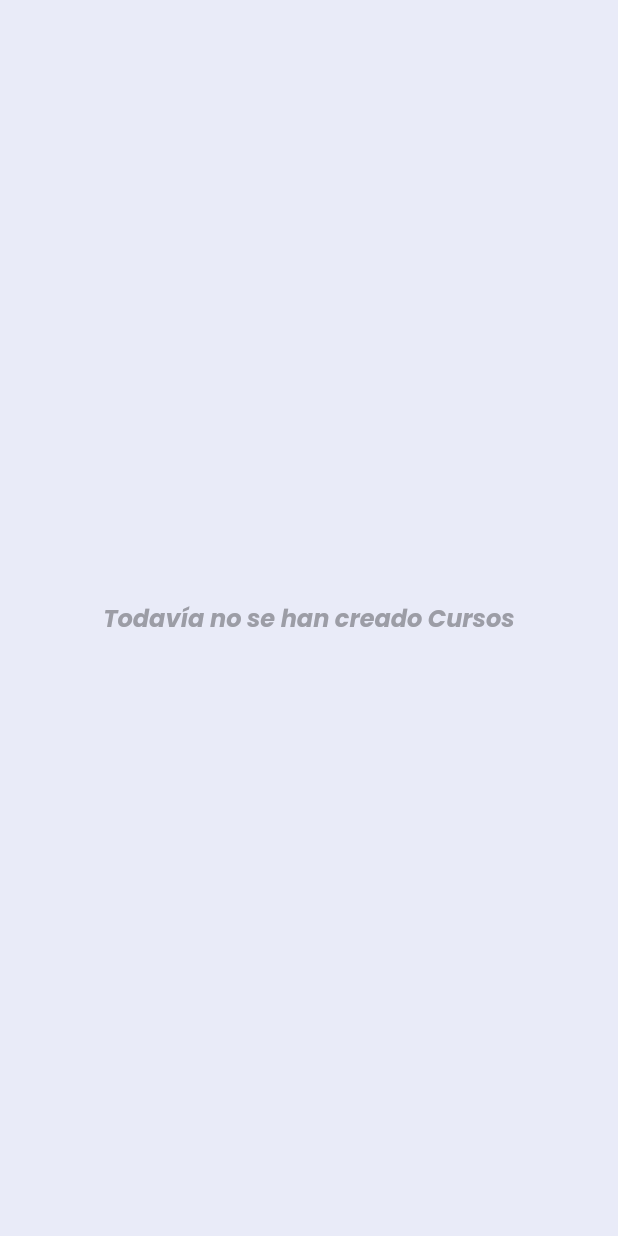
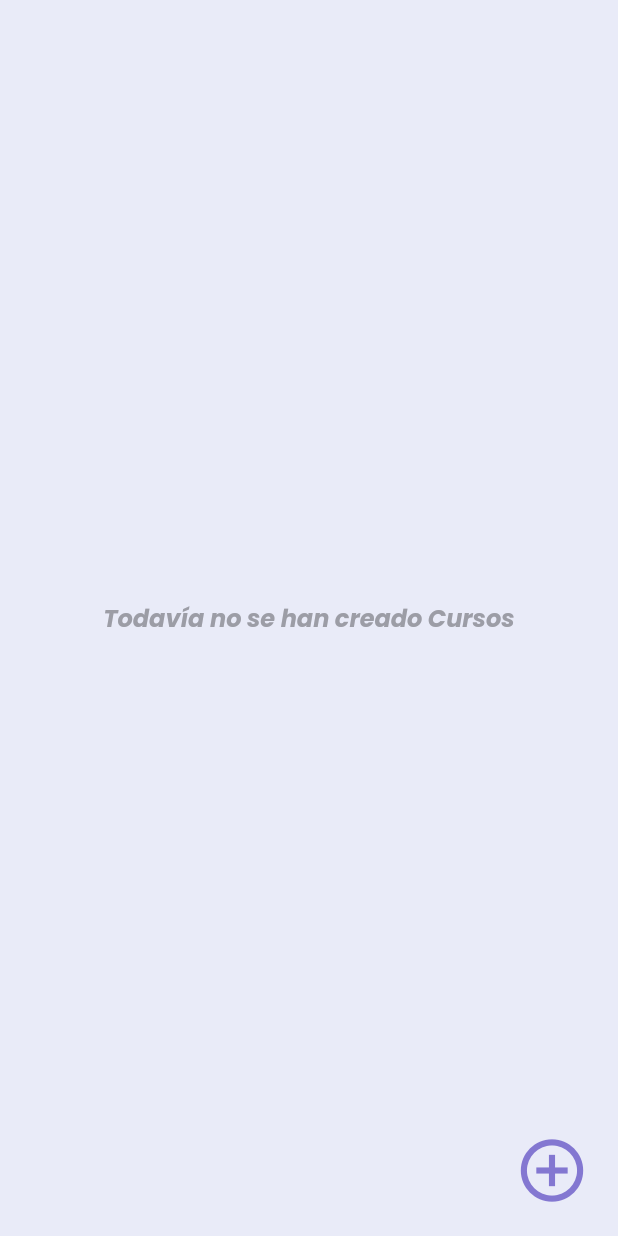
Before and after one commit to GinoQuispe21/Speedplanner-Mobile-App, a Flutter app: the Courses screen opened directly, on a phone screen of 412 x 824 dp. Run offline on Flutter 3.47's test engine with Material 2 defaults, Android fonts, the phone set to English and light mode, and no system bars; our stand-ins replace fluttertoast.

Commit message:
Little changes in courses page :zap:

```diff
--- a/lib/pages/courses.dart
+++ b/lib/pages/courses.dart
@@ -9,7 +9,8 @@ class _CoursesState extends State<Courses> {
   @override
   Widget build(BuildContext context) {
     return Scaffold(
-        /*floatingActionButton: FloatingActionButton(
+      floatingActionButton: FloatingActionButton(
+        heroTag: "btn1",
         backgroundColor: Color(0x00000000),
         elevation: 0,
         onPressed: () {
@@ -20,7 +21,7 @@ class _CoursesState extends State<Courses> {
           color: Color(0xff8377D1),
           size: 50.0,
         ),
-        ),*/
+      ),
       body: Container(
         decoration: BoxDecoration(color: Color(0xffE9EBF8)),
         child: Center(
@@ -33,6 +34,7 @@ class _CoursesState extends State<Courses> {
                 fontStyle: FontStyle.italic),
           ),
         ),
-    ));
+      ),
+    );
   }
 }
```
Lines whose indentation alone changed are shown as unchanged.
